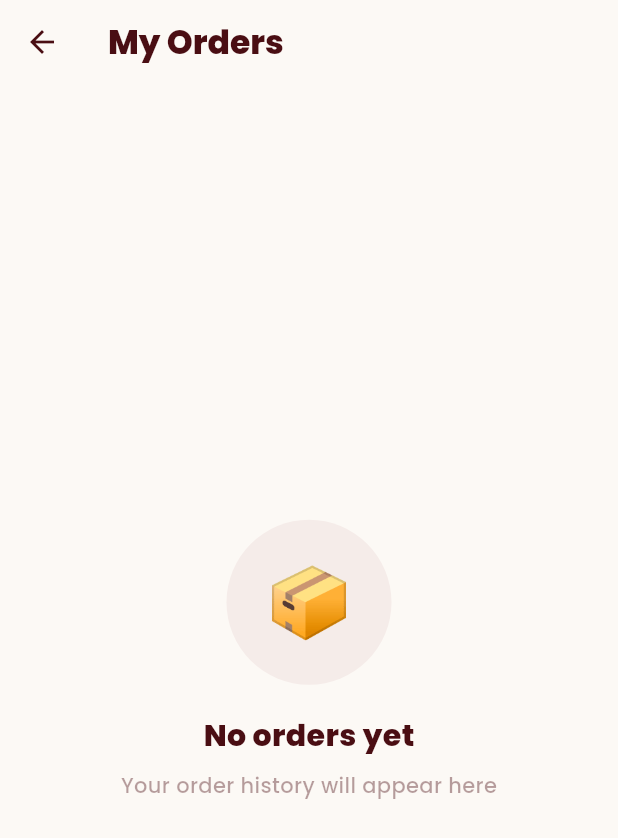
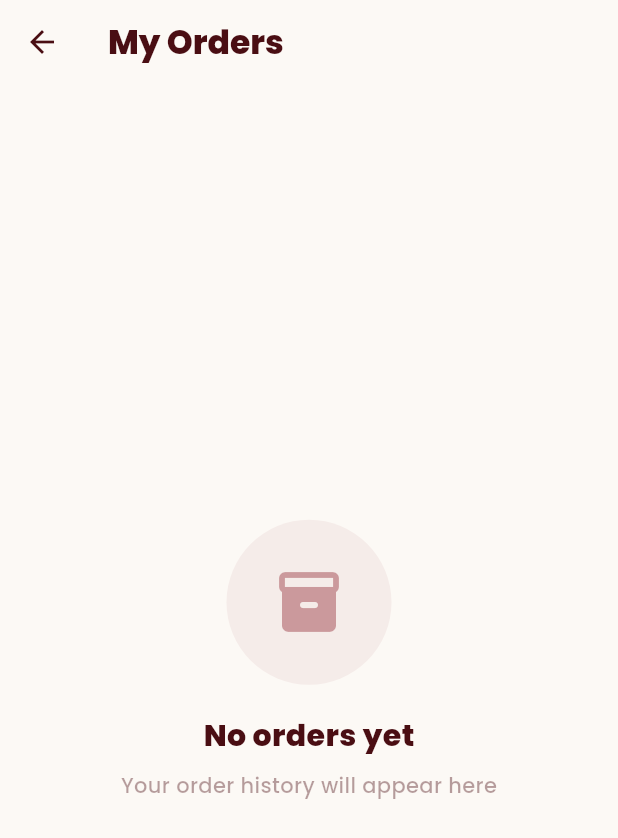
Before and after one commit to KevalMGajjar/Scholar_Bites, a Flutter app: the ProfileScreen screen opened directly, after a tap on "Order History", on a phone screen of 412 x 824 dp. Shown: the top 838 px of the screen. Run offline on Flutter 3.47's test engine with Material 3 defaults, Android fonts, the phone set to English and light mode, and no system bars; our stand-ins replace cached_network_image, dio, firebase_core, firebase_messaging, flutter_animate, flutter_fortune_wheel and 13 more; missing offline and left inert: mobile_scanner, razorpay_flutter; accounts and stored records are empty; network calls fail.

Commit message:
emoji_removal

```diff
--- a/frontend/lib/screens/profile_screen.dart
+++ b/frontend/lib/screens/profile_screen.dart
@@ -468,8 +468,8 @@ class _OrderHistoryScreenState extends State<OrderHistoryScreen> {
               color: _maroon.withValues(alpha: 0.06),
               shape: BoxShape.circle,
             ),
-            child: const Center(
-                child: Text('\u{1F4E6}', style: TextStyle(fontSize: 48))),
+            child: Center(
+                child: Icon(Icons.inventory_2_rounded, size: 48, color: _maroon.withValues(alpha: 0.4))),
           ),
           const SizedBox(height: 20),
           const Text('No orders yet',
@@ -827,14 +827,12 @@ class _ProfileScreenState extends State<ProfileScreen> {
                       icon: Icons.account_balance_wallet_rounded,
                       label: 'Wallet',
                       subtitle: 'Balance: \u{20B9}${_walletBalance.toStringAsFixed(2)}',
-                      emoji: '\u{1F4B0}',
                       onTap: () => _navigate(const WalletScreen()),
                     ),
                     _MenuItem(
                       icon: Icons.receipt_long_rounded,
                       label: 'Order History',
                       subtitle: 'View past orders',
-                      emoji: '\u{1F4CB}',
                       onTap: () => _navigate(const OrderHistoryScreen()),
                     ),
                   ]),
@@ -847,14 +845,12 @@ class _ProfileScreenState extends State<ProfileScreen> {
                       icon: Icons.notifications_active_rounded,
                       label: 'Notifications',
                       subtitle: 'Push, email alerts',
-                      emoji: '\u{1F514}',
                       onTap: () => _navigate(const NotificationsScreen()),
                     ),
                     _MenuItem(
                       icon: Icons.chat_bubble_outline_rounded,
                       label: 'Feedback',
                       subtitle: 'Help us improve',
-                      emoji: '\u{1F4AC}',
                       onTap: () => _navigate(const FeedbackScreen()),
                     ),
                   ]),
@@ -1056,17 +1052,23 @@ class _ProfileScreenState extends State<ProfileScreen> {
                         horizontal: 18, vertical: 16),
                     child: Row(
                       children: [
-                        // Emoji circle
+                        // Icon container
                         Container(
                           width: 42,
                           height: 42,
                           decoration: BoxDecoration(
-                            color: _maroon.withValues(alpha: 0.06),
+                            gradient: LinearGradient(
+                              begin: Alignment.topLeft,
+                              end: Alignment.bottomRight,
+                              colors: [
+                                _maroon.withValues(alpha: 0.08),
+                                _maroon.withValues(alpha: 0.04),
+                              ],
+                            ),
                             borderRadius: BorderRadius.circular(14),
                           ),
                           child: Center(
-                            child: Text(item.emoji,
-                                style: const TextStyle(fontSize: 20)),
+                            child: Icon(item.icon, size: 20, color: _maroon),
                           ),
                         ),
                         const SizedBox(width: 16),
@@ -1172,14 +1174,12 @@ class _MenuItem {
   final IconData icon;
   final String label;
   final String? subtitle;
-  final String emoji;
   final VoidCallback onTap;
 
   _MenuItem({
     required this.icon,
     required this.label,
     this.subtitle,
-    required this.emoji,
     required this.onTap,
   });
 }
```
Also changed, not shown: frontend/lib/screens/home_screen.dart (+26 -19 lines), frontend/lib/screens/order_success_screen.dart (+20 -5 lines).
